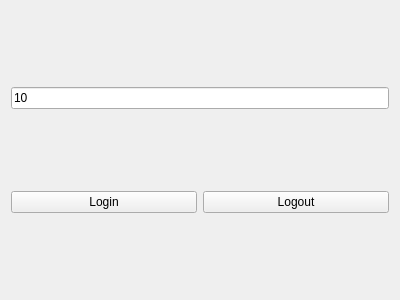
The window that Code/SimulationWidget.ui (JU-SPARCS/CALS) describes before a commit, drawn with Qt 5.
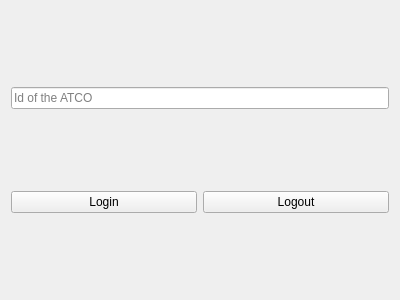
The same window after the commit.

Commit message: placeholder "hint" for ATCO's ID

```diff
--- a/Code/SimulationWidget.ui
+++ b/Code/SimulationWidget.ui
@@ -31,7 +31,7 @@
    <item row="0" column="0" colspan="2">
     <widget class="QLineEdit" name="idATCO">
      <property name="text">
-      <string>10</string>
+      <string/>
      </property>
      <property name="placeholderText">
       <string>Id of the ATCO</string>
```
